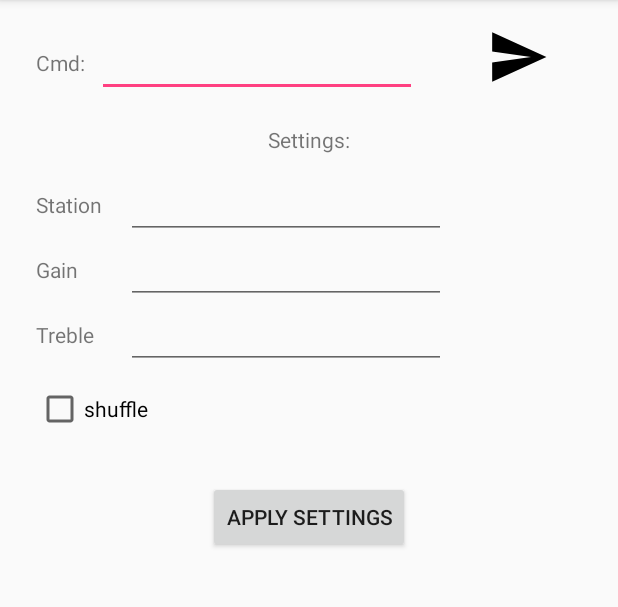
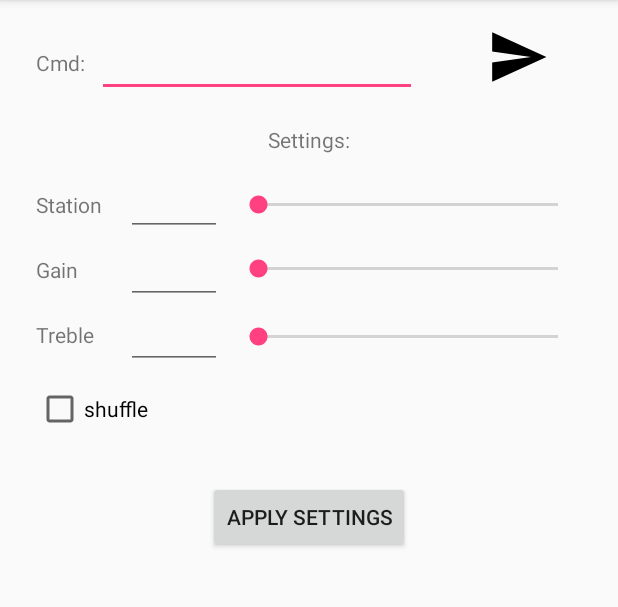
Before and after one commit to morrolinux/mpradio-remote, an Android app: the screen it shows after launch (Main4Activity), after a tap on "Settings", on a phone screen of 412 x 824 dp, the part 84-691 px from its top. Run offline under Robolectric (Android 15) with nearby library versions, the phone set to English and light mode, and no system bars; 25 statements that could not run were skipped; 1 other tap on this screen came first.

Commit message:
UI seek object implementation for a better UX

```diff
--- a/app/src/main/java/com/example/morro/telecomando/UI/SettingsFragment.java
+++ b/app/src/main/java/com/example/morro/telecomando/UI/SettingsFragment.java
@@ -4,23 +4,16 @@ import android.os.AsyncTask;
 import android.os.Bundle;
 import android.os.Environment;
 import android.support.v4.app.Fragment;
-import android.util.JsonReader;
 import android.view.LayoutInflater;
 import android.view.View;
 import android.view.ViewGroup;
-import android.widget.ArrayAdapter;
 import android.widget.CheckBox;
 import android.widget.EditText;
-import android.widget.Spinner;
+import android.widget.SeekBar;
 import android.widget.Toast;
 
 import com.example.morro.telecomando.Core.MpradioBTHelper;
 import com.example.morro.telecomando.R;
-
-import org.ini4j.Wini;
-
-import java.io.File;
-import java.io.IOException;
 
 import org.json.JSONException;
 import org.json.JSONObject;
@@ -31,9 +24,11 @@ public class SettingsFragment extends Fragment {
 
     private CheckBox chkShuffle;
     private EditText inputFreq;
+    private SeekBar seekFreq;
     private EditText inputStorageGain;
+    private SeekBar seekGain;
     private EditText inputTreble;
-    private String root;
+    private SeekBar seekTreble;
     private JSONObject settings;
 
     private View.OnClickListener mainClickListener;
@@ -102,11 +97,22 @@ public class SettingsFragment extends Fragment {
 
         Boolean shuffle = strToBool(playlist.getString("shuffle"));
 
-        System.out.println("Freq:" + freq);
+        System.out.println("Freq: " + freq);
+
+        double sliderValue;
 
         inputFreq.setText(freq);
+        sliderValue = (Double.valueOf(freq) - 87) / (107-87) * (seekFreq.getMax());
+        seekFreq.setProgress((int)sliderValue);
+
         inputStorageGain.setText(gain);
+        sliderValue = (Double.valueOf(gain) - (-5)) / (5-(-5)) * seekGain.getMax();
+        seekGain.setProgress((int)sliderValue);
+
         inputTreble.setText(treble);
+        sliderValue = (Double.valueOf(gain) - (-10)) / (10-(-10)) * seekGain.getMax();
+        seekTreble.setProgress((int)sliderValue);
+
         chkShuffle.setChecked(shuffle);
 
     }
@@ -121,7 +127,7 @@ public class SettingsFragment extends Fragment {
         /* Inflate the desired layout first */
         view = inflater.inflate(R.layout.settings_fragment, container, false);
 
-        root = Environment.getExternalStorageDirectory().toString()+"/Download";
+        String root = Environment.getExternalStorageDirectory().toString() + "/Download";
         //root = getContext().getFilesDir().toString();
 
         Bundle bundle = getArguments();
@@ -141,21 +147,63 @@ public class SettingsFragment extends Fragment {
 
         inputFreq = (EditText) view.findViewById(R.id.inputFreq);
         inputFreq.setText("88.8");
+        seekFreq = view.findViewById(R.id.seekStation);
+        seekFreq.setOnSeekBarChangeListener(seekBarChangeListener());
 
         inputStorageGain = (EditText) view.findViewById(R.id.inputStorageGain);
         inputStorageGain.setText("0.9");
+        seekGain = (SeekBar) view.findViewById(R.id.seekGain);
+        seekGain.setOnSeekBarChangeListener(seekBarChangeListener());
 
         inputTreble = (EditText) view.findViewById(R.id.treble);
         inputTreble.setText("0");
+        seekTreble = (SeekBar) view.findViewById(R.id.seekTreble);
+        seekTreble.setOnSeekBarChangeListener(seekBarChangeListener());
 
         /* Set the click listener for all buttons */
         view.findViewById(R.id.btnApplySettings).setOnClickListener(mainClickListener);
         view.findViewById(R.id.btnCmdSend).setOnClickListener(mainClickListener);
 
-        new SettingsFragment.AsyncSettingsDownload().execute("pirateradio.config",root+"/pirateradio.config");
+        new SettingsFragment.AsyncSettingsDownload().execute("pirateradio.config", root +"/pirateradio.config");
 
         /* Return the inflated view to the activity who called it */
         return view;
+    }
+
+    private double round2(double value){
+        return Math.round(value * 100.0) / 100.0;
+    }
+
+    private SeekBar.OnSeekBarChangeListener seekBarChangeListener() {
+        return new SeekBar.OnSeekBarChangeListener() {
+            @Override
+            public void onProgressChanged(SeekBar seekBar, int progress, boolean fromUser) {
+                if(!fromUser) return;
+
+                double increment = progress * 0.1;
+                double value;
+
+                switch (seekBar.getId()){
+                    case R.id.seekStation:
+                        value = round2(87 + increment);                 // 87/107
+                        inputFreq.setText("" + value);
+                        break;
+                    case R.id.seekGain:
+                        value = round2(-5 + increment);                 // -5/+5
+                        inputStorageGain.setText("" + value);
+                        break;
+                    case R.id.seekTreble:
+                        value = round2(-10 + increment);                // -10/+10
+                        inputTreble.setText("" + value);
+                        break;
+                }
+            }
+
+            @Override
+            public void onStartTrackingTouch(SeekBar seekBar) {}
+            @Override
+            public void onStopTrackingTouch(SeekBar seekBar) {}
+        };
     }
 
     @Override
--- a/app/src/main/res/layout/settings_fragment.xml
+++ b/app/src/main/res/layout/settings_fragment.xml
@@ -55,8 +55,8 @@
 
     <EditText
         android:id="@+id/inputFreq"
-        android:layout_width="wrap_content"
-        android:layout_height="wrap_content"
+        android:layout_width="64dp"
+        android:layout_height="42dp"
         android:layout_marginStart="16dp"
         android:ems="10"
         android:inputType="numberDecimal"
@@ -66,7 +66,7 @@
 
     <EditText
         android:id="@+id/inputStorageGain"
-        android:layout_width="wrap_content"
+        android:layout_width="64dp"
         android:layout_height="wrap_content"
         android:ems="10"
         android:inputType="numberDecimal"
@@ -76,7 +76,7 @@
 
     <EditText
         android:id="@+id/treble"
-        android:layout_width="wrap_content"
+        android:layout_width="64dp"
         android:layout_height="wrap_content"
         android:ems="10"
         android:inputType="numberSigned|numberDecimal"
@@ -133,4 +133,40 @@
         app:layout_constraintStart_toStartOf="@+id/textView2"
         app:layout_constraintTop_toBottomOf="@+id/textView2" />
 
+    <SeekBar
+        android:id="@+id/seekStation"
+        android:layout_width="0dp"
+        android:layout_height="22dp"
+        android:layout_marginStart="8dp"
+        android:layout_marginEnd="24dp"
+        android:max="200"
+        app:layout_constraintBottom_toBottomOf="@+id/inputFreq"
+        app:layout_constraintEnd_toEndOf="parent"
+        app:layout_constraintStart_toEndOf="@+id/inputFreq"
+        app:layout_constraintTop_toTopOf="@+id/inputFreq" />
+
+    <SeekBar
+        android:id="@+id/seekGain"
+        android:layout_width="0dp"
+        android:layout_height="wrap_content"
+        android:layout_marginStart="8dp"
+        android:layout_marginEnd="24dp"
+        android:max="100"
+        app:layout_constraintBottom_toTopOf="@+id/treble"
+        app:layout_constraintEnd_toEndOf="parent"
+        app:layout_constraintStart_toEndOf="@+id/inputStorageGain"
+        app:layout_constraintTop_toTopOf="@+id/inputStorageGain" />
+
+    <SeekBar
+        android:id="@+id/seekTreble"
+        android:layout_width="0dp"
+        android:layout_height="wrap_content"
+        android:layout_marginStart="8dp"
+        android:layout_marginEnd="24dp"
+        android:max="200"
+        app:layout_constraintBottom_toBottomOf="@+id/treble"
+        app:layout_constraintEnd_toEndOf="parent"
+        app:layout_constraintStart_toEndOf="@+id/treble"
+        app:layout_constraintTop_toBottomOf="@+id/inputStorageGain" />
+
 </android.support.constraint.ConstraintLayout>
```
